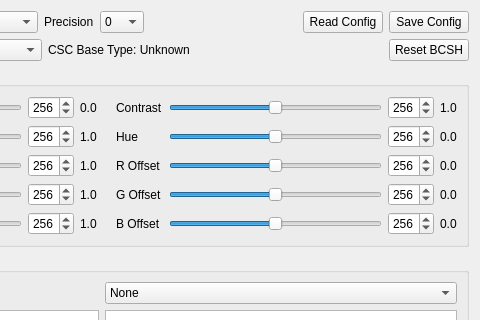
FaiScofield/hwpq_verify, file script/verify_tool_app/ui/csc_ui.ui: the form before one commit; both pictures show x 277 to 757 and y 0 to 320 of the 757 by 620 pixel window.
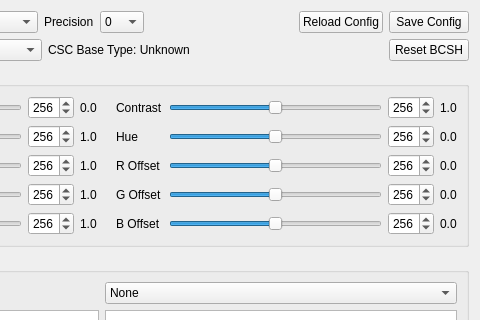
The form after the commit.

```diff
--- a/script/verify_tool_app/ui/csc_ui.ui
+++ b/script/verify_tool_app/ui/csc_ui.ui
@@ -157,7 +157,7 @@
      <item>
       <widget class="QPushButton" name="btn_readCfg">
        <property name="text">
-        <string>Read Config</string>
+        <string>Reload Config</string>
        </property>
       </widget>
      </item>
```
